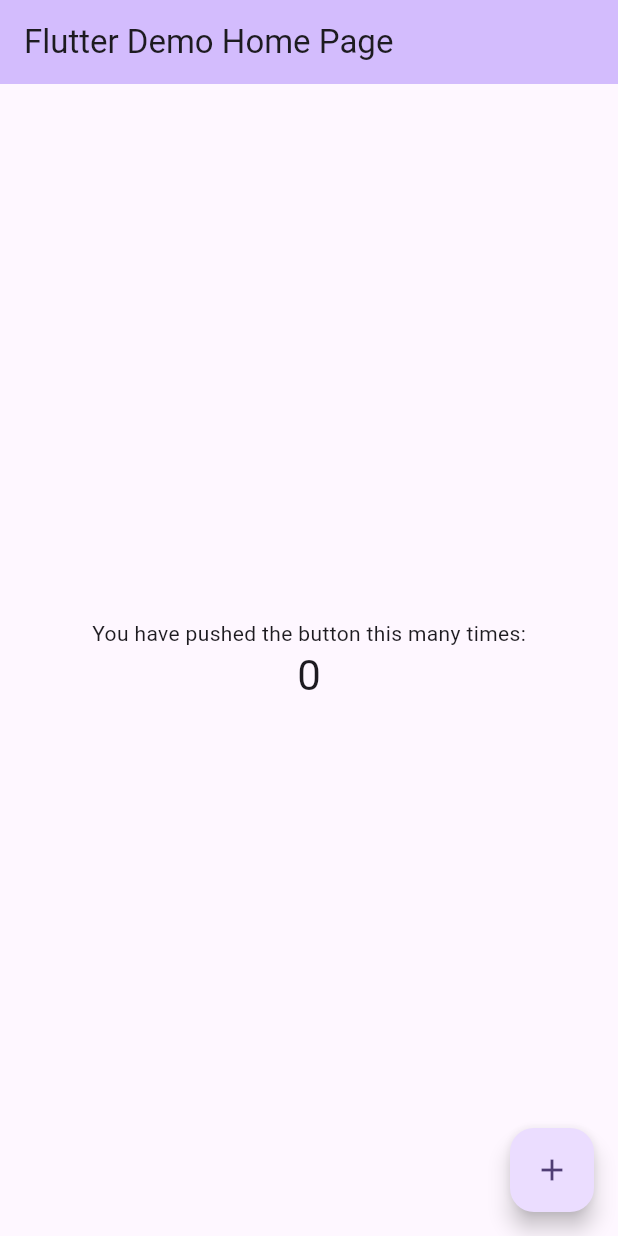
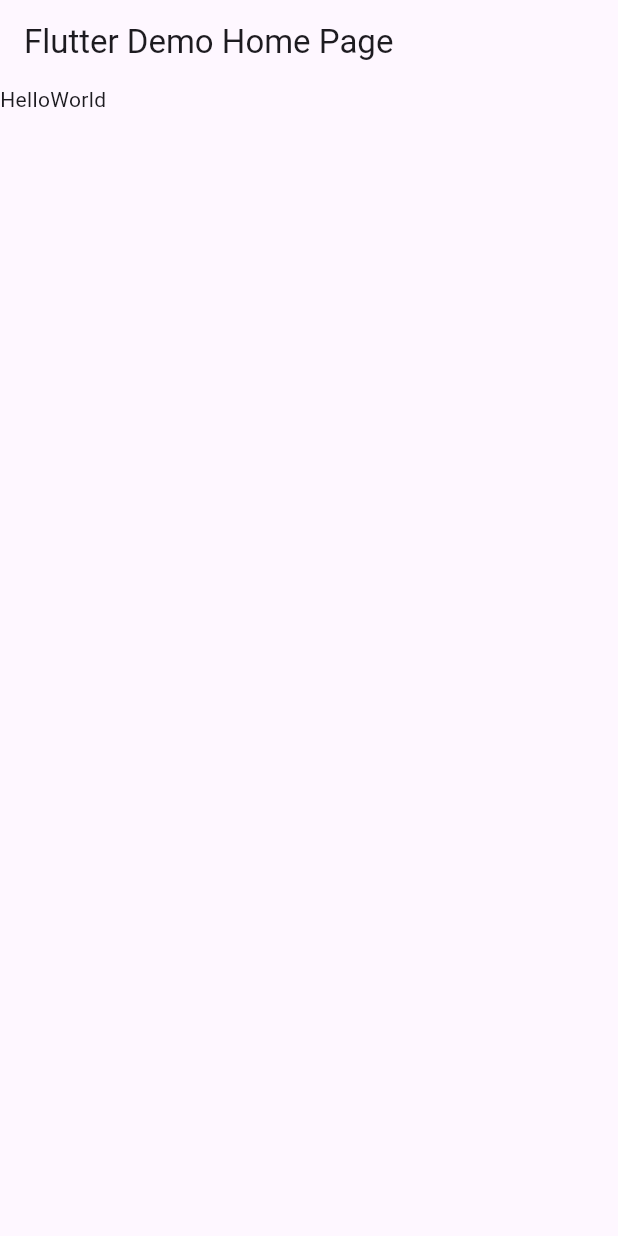
Before and after one commit to naopon-hamumu/flutter_intro, a Flutter app: the screen it shows after launch, on a phone screen of 412 x 824 dp. Run offline on Flutter 3.47's test engine with Material 3 defaults, Android fonts, the phone set to English and light mode, and no system bars.

Commit message:
step1 文字列を表示する

```diff
--- a/chapter2/helloworld/lib/main.dart
+++ b/chapter2/helloworld/lib/main.dart
@@ -34,47 +34,13 @@ class MyHomePage extends StatefulWidget {
 }
 
 class _MyHomePageState extends State<MyHomePage> {
-  int _counter = 0;
-
-  // 5.カウンタが押された時のメソッド
-  void _incrementCounter() {
-    setState(() {
-      _counter++;
-      print("HelloWorld");
-    });
-  }
-
   @override
   Widget build(BuildContext context) {
-    // 4.MyHomePageの画面を構成する部分
     return Scaffold(
-      // 画面上部のタイトル部分
       appBar: AppBar(
-        backgroundColor: Theme.of(context).colorScheme.inversePrimary,
         title: Text(widget.title),
       ),
-      body: Center(
-        child: Column(
-          mainAxisAlignment: MainAxisAlignment.center,
-          children: <Widget>[
-            // 画面の中央に表示されるテキスト
-            const Text(
-              'You have pushed the button this many times:',
-            ),
-            // テキストの下に表示されるカウンタ値
-            Text(
-              '$_counter',
-              style: Theme.of(context).textTheme.headlineMedium,
-            ),
-          ],
-        ),
-      ),
-      // 右下の「+」ボタンに対応するフローティングアクションボタン
-      floatingActionButton: FloatingActionButton(
-        onPressed: _incrementCounter,
-        tooltip: 'Increment',
-        child: const Icon(Icons.add),
-      ),
+      body: Text("HelloWorld"),
     );
   }
 }
```
